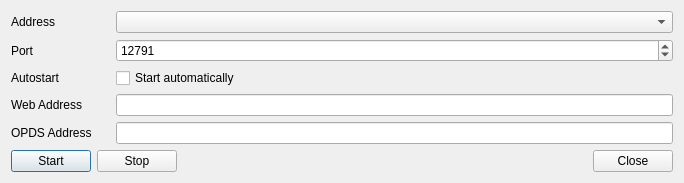
heimdallr/books, file src/home/flibrary/gui/dialogs/OpdsDialog.ui: the form before one commit.
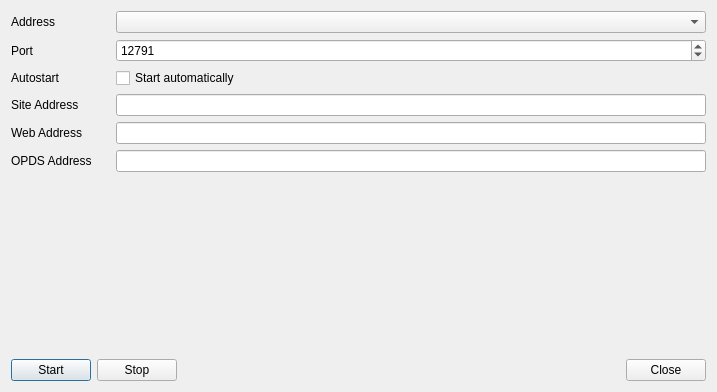
The form after the commit. Icons and pictures are not drawn.

Diff of the .ui file:
```diff
--- a/src/home/flibrary/gui/dialogs/OpdsDialog.ui
+++ b/src/home/flibrary/gui/dialogs/OpdsDialog.ui
@@ -6,8 +6,8 @@
    <rect>
     <x>0</x>
     <y>0</y>
-    <width>684</width>
-    <height>179</height>
+    <width>717</width>
+    <height>392</height>
    </rect>
   </property>
   <property name="sizePolicy">
@@ -56,28 +56,28 @@
        </property>
       </widget>
      </item>
-     <item row="3" column="0">
+     <item row="4" column="0">
       <widget class="QLabel" name="label_3">
        <property name="text">
         <string>Web Address</string>
        </property>
       </widget>
      </item>
-     <item row="3" column="1">
+     <item row="4" column="1">
       <widget class="QLineEdit" name="lineEditWebAddress">
        <property name="readOnly">
         <bool>true</bool>
        </property>
       </widget>
      </item>
-     <item row="4" column="0">
+     <item row="5" column="0">
       <widget class="QLabel" name="label_4">
        <property name="text">
         <string>OPDS Address</string>
        </property>
       </widget>
      </item>
-     <item row="4" column="1">
+     <item row="5" column="1">
       <widget class="QLineEdit" name="lineEditOpdsAddress">
        <property name="readOnly">
         <bool>true</bool>
@@ -94,6 +94,16 @@
      <item row="0" column="1">
       <widget class="QComboBox" name="comboBoxHosts"/>
      </item>
+     <item row="3" column="0">
+      <widget class="QLabel" name="label_6">
+       <property name="text">
+        <string>Site Address</string>
+       </property>
+      </widget>
+     </item>
+     <item row="3" column="1">
+      <widget class="QLineEdit" name="lineEditSiteAddress"/>
+     </item>
     </layout>
    </item>
    <item>
```
Left out of the diff: 15 changed lines with no effect on the pictures.
